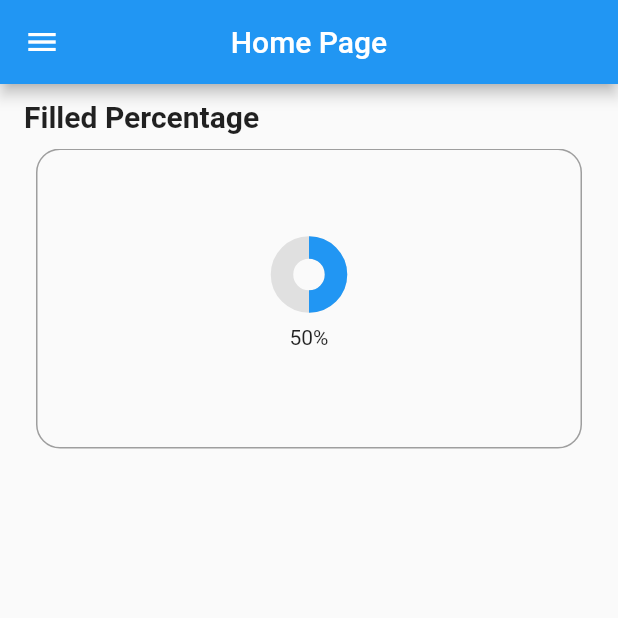
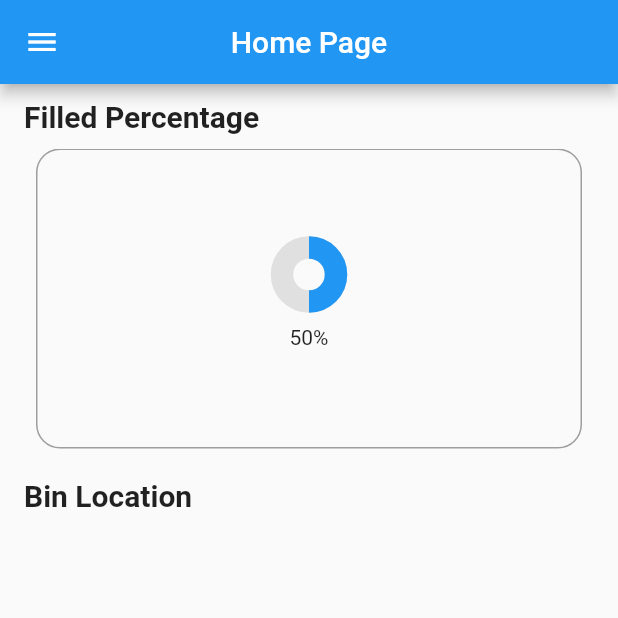
Before and after one commit to akathalzy/5COSC021C.2-DIGIBINN--SDGP-, a Flutter app: the MainPage screen opened directly, on a phone screen of 412 x 824 dp, the top half of it. Run offline on Flutter 3.47's test engine with Material 2 defaults, Android fonts, the phone set to English and light mode, and no system bars; our stand-ins replace firebase_auth, firebase_core, flutter_map, google_maps_flutter, location; missing offline and left inert: flutter_inappwebview, qr_code_scanner; accounts and stored records are empty.

Commit message:
location added(error)

```diff
--- a/FlutterApp-Digibinn/lib/pages/homePage.dart
+++ b/FlutterApp-Digibinn/lib/pages/homePage.dart
@@ -1,7 +1,9 @@
 import 'package:flutter/material.dart';
 import 'package:flutter/services.dart';
-
+import 'package:flutter_map/flutter_map.dart';
+import 'package:google_maps_flutter/google_maps_flutter.dart';
 import '../widgets/navigationDrawer.dart';
+import 'package:location/location.dart';
 
 Future main() async {
   WidgetsFlutterBinding.ensureInitialized();
@@ -33,6 +35,8 @@ class MainPage extends StatefulWidget {
 class _MainPageState extends State<MainPage> {
   double progress = 0.5;
   final List<double> progressList = [0.5, 0, 0];
+  Location _location = Location();
+  bool _trackingLocation = false;
 
   @override
   Widget build(BuildContext context) => Scaffold(
@@ -82,9 +86,45 @@ class _MainPageState extends State<MainPage> {
                         ),
                       );
                     },
-                  )),
-            ],
-          ),
-        ),
-      );
+                  ),
+                  ),
+                  SizedBox(height: 20),
+                  Text(
+                    'Bin Location',
+                    style: TextStyle(
+                      fontSize: 20,
+                      fontWeight: FontWeight.bold,
+                    ),
+                  ),
+                  SizedBox(height: 10),
+                  // Container(
+                  //   height: 200,
+                  //   width: 500,
+                  //   decoration: BoxDecoration(
+                  //     borderRadius: BorderRadius.circular(16),
+                  //     border: Border.all(color: Colors.grey),
+                  //   ),
+                  //   child: Container(
+                  //     decoration: BoxDecoration(
+                  //       borderRadius: BorderRadius.circular(16),
+                  //     ),
+                  //     child: FlutterMap(
+                  //       options: MapOptions(
+                  //         center: LatLng(37.7749, -122.4194),
+                  //         zoom: 13.0,
+                  //       ),
+                  //       layers: [
+                  //         TileLayerOptions(
+                  //           urlTemplate:
+                  //               'https://{s}.tile.openstreetmap.org/{z}/{x}/{y}.png',
+                  //           subdomains: ['a', 'b', 'c'],
+                  //         ),
+                  //       ],
+                  //     ),
+                  //   ),
+                  // ),
+                  ],
+                ),
+              ),
+            );
 }
--- a/FlutterApp-Digibinn/pubspec.yaml
+++ b/FlutterApp-Digibinn/pubspec.yaml
@@ -41,6 +41,11 @@ dependencies:
   flutter_inappwebview: ^5.7.2+3
   firebase_core: ^2.9.0
   firebase_auth: ^4.4.0
+  flutter_map: ^3.1.0
+  location: ^4.4.0
+  google_maps_flutter: ^2.2.5
+  latlong: ^0.6.1
+
 
 dev_dependencies:
   flutter_test:
```
Also changed, not shown: FlutterApp-Digibinn/lib/pages/LocateBin.dart (+19 -0 lines), FlutterApp-Digibinn/pubspec.lock, 1 other file.
